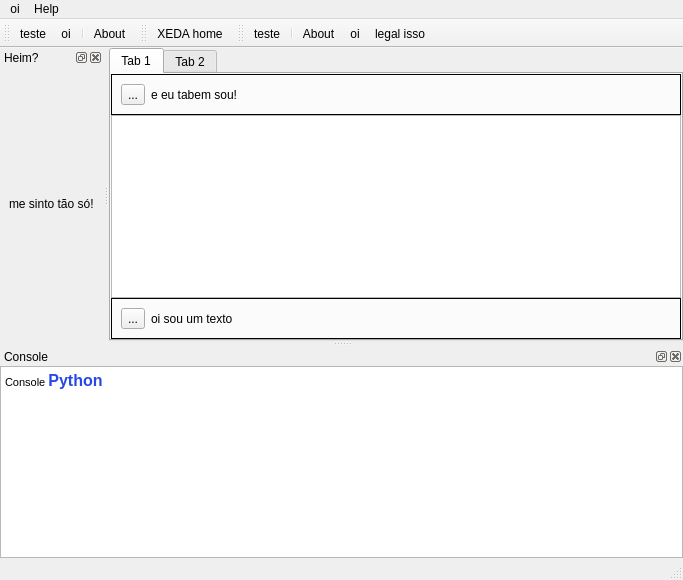
Qt form xeda/ui/xeda.ui (xgvargas/xeda) before a commit.
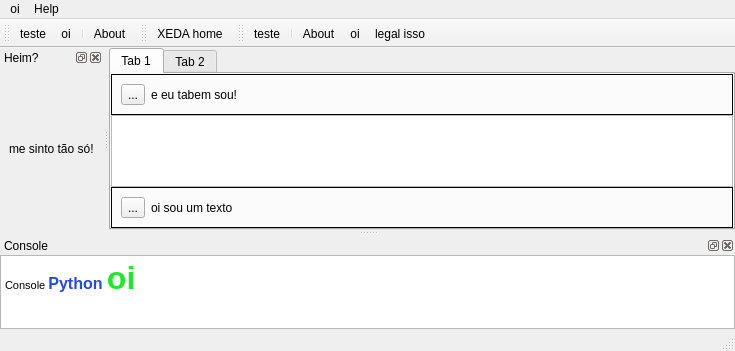
The same form after that commit.

Diff of the .ui file:
```diff
--- a/xeda/ui/xeda.ui
+++ b/xeda/ui/xeda.ui
@@ -6,8 +6,8 @@
    <rect>
     <x>0</x>
     <y>0</y>
-    <width>683</width>
-    <height>580</height>
+    <width>735</width>
+    <height>339</height>
    </rect>
   </property>
   <property name="windowTitle">
@@ -140,7 +140,7 @@
     <rect>
      <x>0</x>
      <y>0</y>
-     <width>683</width>
+     <width>735</width>
      <height>21</height>
     </rect>
    </property>
@@ -279,7 +279,7 @@
 &lt;html&gt;&lt;head&gt;&lt;meta name=&quot;qrichtext&quot; content=&quot;1&quot; /&gt;&lt;style type=&quot;text/css&quot;&gt;
 p, li { white-space: pre-wrap; }
 &lt;/style&gt;&lt;/head&gt;&lt;body style=&quot; font-family:'MS Shell Dlg 2'; font-size:8.25pt; font-weight:400; font-style:normal;&quot;&gt;
-&lt;p style=&quot; margin-top:0px; margin-bottom:0px; margin-left:0px; margin-right:0px; -qt-block-indent:0; text-indent:0px;&quot;&gt;&lt;span style=&quot; font-size:8pt;&quot;&gt;Console &lt;/span&gt;&lt;span style=&quot; font-size:12pt; font-weight:600; color:#2548e7;&quot;&gt;Python&lt;/span&gt;&lt;/p&gt;&lt;/body&gt;&lt;/html&gt;</string>
+&lt;p style=&quot; margin-top:0px; margin-bottom:0px; margin-left:0px; margin-right:0px; -qt-block-indent:0; text-indent:0px;&quot;&gt;&lt;span style=&quot; font-size:8pt;&quot;&gt;Console &lt;/span&gt;&lt;span style=&quot; font-size:12pt; font-weight:600; color:#2548e7;&quot;&gt;Python &lt;/span&gt;&lt;span style=&quot; font-size:24pt; font-weight:600; color:#1fe72d;&quot;&gt;oi&lt;/span&gt;&lt;/p&gt;&lt;/body&gt;&lt;/html&gt;</string>
        </property>
       </widget>
      </item>
```
Left out of the diff: 3 changed lines with no effect on the pictures.
